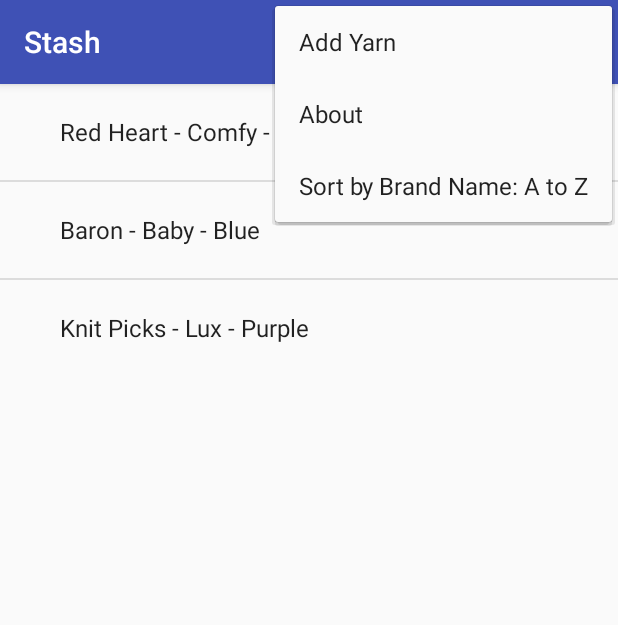
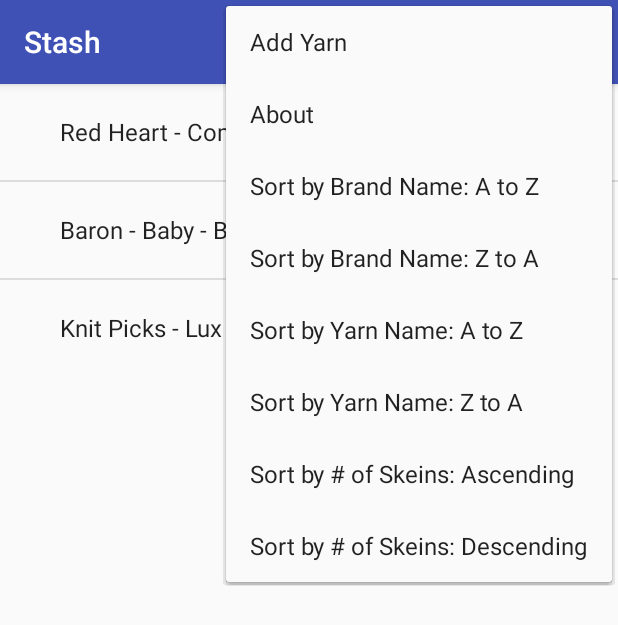
Before and after one commit to kw531/Stash, an Android app: the screen it shows after launch (MainActivity), with the options menu open, on a phone screen of 412 x 824 dp. Shown: the top 625 px of the screen. Run offline under Robolectric (Android 15) with nearby library versions, the phone set to English and light mode, and no system bars.

Commit message:
Finished sorts, added in exceptions

```diff
--- a/Stash/app/src/main/java/com/example/kati/stash/DBHandler.java
+++ b/Stash/app/src/main/java/com/example/kati/stash/DBHandler.java
@@ -187,10 +187,10 @@ public class DBHandler extends SQLiteOpenHelper {
         db.delete(TABLE_NAME, null, null);
         db.close();
     }
+
     public int findLastID() {
-        String countQuery = "SELECT * FROM " + TABLE_NAME;
         SQLiteDatabase db = this.getReadableDatabase();
-        Cursor cursor = db.rawQuery(countQuery, null);
+        Cursor cursor = db.rawQuery("SELECT * FROM " + TABLE_NAME, null);
         // return count
         return cursor.getCount();
     }
--- a/Stash/app/src/main/res/menu/sort_menu.xml
+++ b/Stash/app/src/main/res/menu/sort_menu.xml
@@ -1,8 +1,17 @@
 <?xml version="1.0" encoding="utf-8"?>
 <menu xmlns:android="http://schemas.android.com/apk/res/android"
-    xmlns:app="http://schemas.android.com/apk/res-auto"
     xmlns:tools="https://schemas.android.com/tools"
     tools:context=".MainActivity">
     <item android:title="Sort by Brand Name: A to Z"
         android:id="@+id/sort_brand_AtoZ" />
+    <item android:title="Sort by Brand Name: Z to A"
+        android:id="@+id/sort_brand_ZtoA" />
+    <item android:title="Sort by Yarn Name: A to Z"
+        android:id="@+id/sort_name_AtoZ" />
+    <item android:title="Sort by Yarn Name: Z to A"
+        android:id="@+id/sort_name_ZtoA" />
+    <item android:title="Sort by # of Skeins: Ascending"
+        android:id="@+id/sort_balls_AtoZ" />
+    <item android:title="Sort by # of Skeins: Descending"
+        android:id="@+id/sort_balls_ZtoA" />
 </menu>
--- a/Stash/build.gradle
+++ b/Stash/build.gradle
@@ -5,7 +5,7 @@ buildscript {
         jcenter()
     }
     dependencies {
-        classpath 'com.android.tools.build:gradle:2.2.3'
+        classpath 'com.android.tools.build:gradle:2.3.0'
 
         // NOTE: Do not place your application dependencies here; they belong
         // in the individual module build.gradle files
```
Also changed, not shown: Stash/app/src/main/java/com/example/kati/stash/AddYarnActivity.java (+10 -2 lines), Stash/app/src/main/java/com/example/kati/stash/EditYarnActivity.java (+5 -8 lines), Stash/app/src/main/java/com/example/kati/stash/MainActivity.java (+52 -14 lines), Stash/app/src/main/java/com/example/kati/stash/yarnView.java (+5 -10 lines), Stash/app/src/main/ic_launcher-web.png (added), Stash/app/src/main/res/mipmap-hdpi/ic_launcher.png, Stash/app/src/main/res/mipmap-mdpi/ic_launcher.png, Stash/app/src/main/res/mipmap-xhdpi/ic_launcher.png, Stash/app/src/main/res/mipmap-xxhdpi/ic_launcher.png, Stash/app/src/main/res/mipmap-xxxhdpi/ic_launcher.png, Stash/gradle/wrapper/gradle-wrapper.properties.
